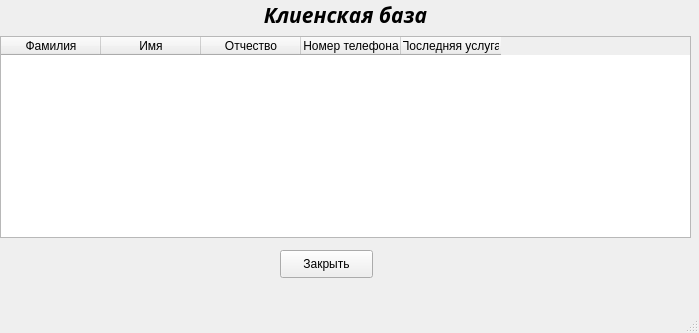
The window that Final_Version_CourceWork/serchwindow.ui (Spooxion/-hairdresser_search_system) describes before a commit, drawn with Qt 5.
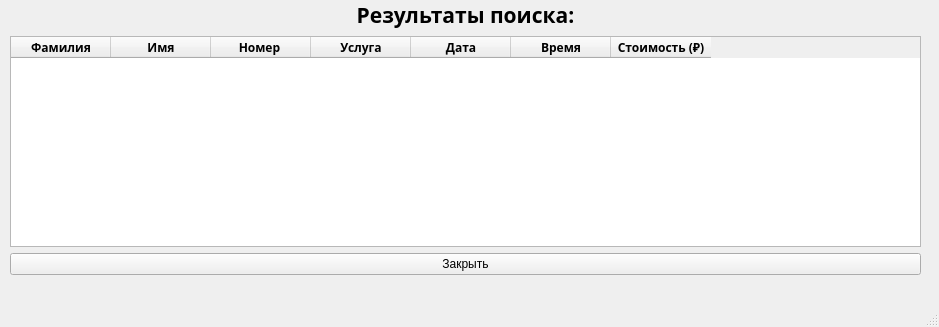
The same window after the commit.

```diff
--- a/Final_Version_CourceWork/serchwindow.ui
+++ b/Final_Version_CourceWork/serchwindow.ui
@@ -6,8 +6,8 @@
    <rect>
     <x>0</x>
     <y>0</y>
-    <width>699</width>
-    <height>333</height>
+    <width>939</width>
+    <height>327</height>
    </rect>
   </property>
   <property name="windowTitle">
@@ -17,26 +17,30 @@
    <widget class="QWidget" name="layoutWidget">
     <property name="geometry">
      <rect>
-      <x>0</x>
+      <x>10</x>
       <y>0</y>
-      <width>691</width>
-      <height>238</height>
+      <width>911</width>
+      <height>275</height>
      </rect>
     </property>
+    <layout class="QVBoxLayout" name="verticalLayout_2">
+     <item>
     <layout class="QVBoxLayout" name="verticalLayout">
      <item>
+        <layout class="QVBoxLayout" name="verticalLayout_3">
+         <item>
       <widget class="QLabel" name="label">
        <property name="font">
         <font>
          <family>Sitka Banner</family>
          <pointsize>16</pointsize>
          <weight>75</weight>
-         <italic>true</italic>
+             <italic>false</italic>
          <bold>true</bold>
         </font>
        </property>
        <property name="text">
-        <string>Клиенская база</string>
+            <string>Результаты поиска:</string>
        </property>
        <property name="alignment">
         <set>Qt::AlignCenter</set>
@@ -52,44 +56,102 @@
         <property name="text">
          <string>Фамилия</string>
         </property>
+            <property name="font">
+             <font>
+              <family>Sitka Text</family>
+              <weight>75</weight>
+              <bold>true</bold>
+             </font>
+            </property>
        </column>
        <column>
         <property name="text">
          <string>Имя</string>
         </property>
+            <property name="font">
+             <font>
+              <family>Sitka Text</family>
+              <weight>75</weight>
+              <bold>true</bold>
+             </font>
+            </property>
        </column>
        <column>
         <property name="text">
-         <string>Отчество</string>
-        </property>
+             <string>Номер </string>
+            </property>
+            <property name="font">
+             <font>
+              <family>Sitka Text</family>
+              <weight>75</weight>
+              <bold>true</bold>
+             </font>
+            </property>
        </column>
        <column>
         <property name="text">
-         <string>Номер телефона</string>
-        </property>
+             <string>Услуга</string>
+            </property>
+            <property name="font">
+             <font>
+              <family>Sitka Text</family>
+              <weight>75</weight>
+              <bold>true</bold>
+             </font>
+            </property>
        </column>
        <column>
         <property name="text">
-         <string>Последняя услуга</string>
-        </property>
-       </column>
+             <string>Дата</string>
+            </property>
+            <property name="font">
+             <font>
+              <family>Sitka Text</family>
+              <weight>75</weight>
+              <bold>true</bold>
+             </font>
+            </property>
+           </column>
+           <column>
+            <property name="text">
+             <string>Время</string>
+            </property>
+            <property name="font">
+             <font>
+              <family>Sitka Text</family>
+              <pointsize>9</pointsize>
+              <weight>75</weight>
+              <bold>true</bold>
+             </font>
+            </property>
+           </column>
+           <column>
+            <property name="text">
+             <string>Cтоимость (₽)</string>
+            </property>
+            <property name="font">
+             <font>
+              <family>Sitka Text</family>
+              <weight>75</weight>
+              <bold>true</bold>
+             </font>
+            </property>
+           </column>
       </widget>
      </item>
     </layout>
-   </widget>
+       </item>
+      </layout>
+     </item>
+     <item>
    <widget class="QPushButton" name="pushButton">
-    <property name="geometry">
-     <rect>
-      <x>280</x>
-      <y>250</y>
-      <width>93</width>
-      <height>28</height>
-     </rect>
-    </property>
     <property name="text">
      <string>Закрыть</string>
     </property>
    </widget>
+     </item>
+    </layout>
+   </widget>
   </widget>
   <widget class="QMenuBar" name="menubar">
    <property name="geometry">
```
Left out of the diff: 2 changed lines with no effect on the pictures. Lines whose indentation alone changed are shown as unchanged.
